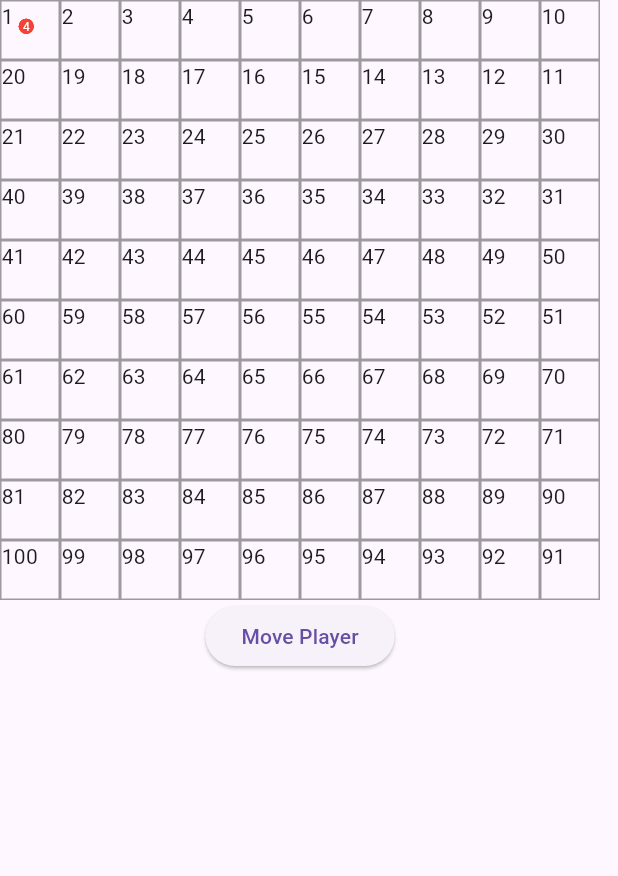
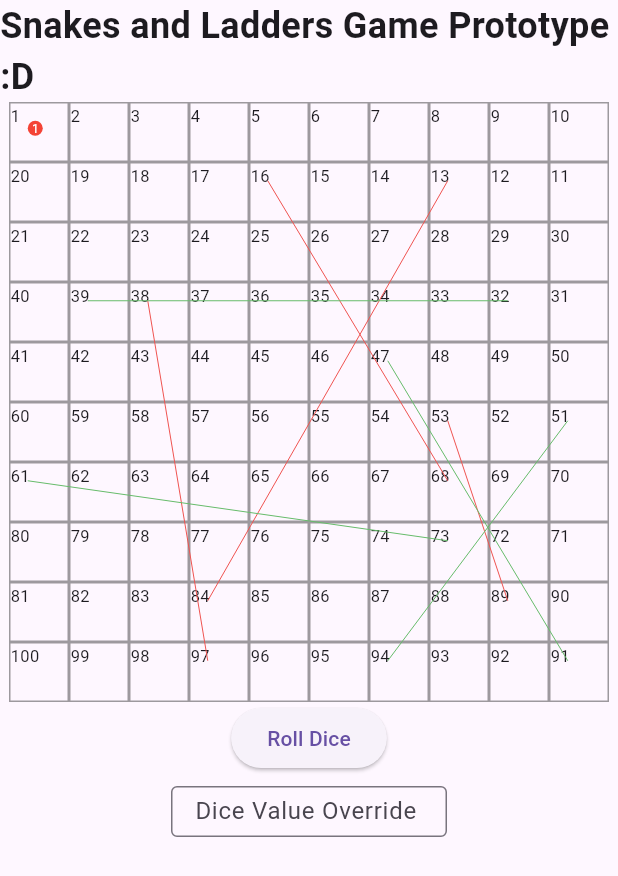
Before and after one commit to zan-os/snakes-and-ladders, a Flutter app: the screen it shows after launch, on a phone screen of 412 x 824 dp. Shown: the top 876 px of the screen. Run offline on Flutter 3.47's test engine with Material 3 defaults, Android fonts, the phone set to English and light mode, and no system bars.

Commit message:
feat: implement special tiles effects and management in game board

```diff
--- a/lib/game_board/board_widget.dart
+++ b/lib/game_board/board_widget.dart
@@ -5,9 +5,11 @@ import 'package:collection/collection.dart';
 import 'package:flutter/material.dart';
 import 'package:snakes_and_ladders/extension/global_key_extensions.dart';
 import 'package:snakes_and_ladders/game_board/model/board_model.dart';
+import 'package:snakes_and_ladders/helper/tile_effect_manager.dart';
 import 'package:snakes_and_ladders/helper/turn_manager.dart';
 import 'package:snakes_and_ladders/player_pieces/model/player_model.dart';
 import 'package:snakes_and_ladders/player_pieces/player_pieces.dart';
+import 'package:snakes_and_ladders/special_tiles/special_tiles_painter.dart';
 
 class GameBoardWidget extends StatefulWidget {
   const GameBoardWidget({super.key});
@@ -18,6 +20,9 @@ class GameBoardWidget extends StatefulWidget {
 
 class _GameBoardWidgetState extends State<GameBoardWidget> {
   late TurnManager turnManager;
+
+  final SpecialTilesManager specialTileManager = SpecialTilesManager();
+  final TextEditingController diceValueController = TextEditingController();
 
   final int crossAxisCount = 10;
   final int tileTotal = 100;
@@ -36,6 +41,14 @@ class _GameBoardWidgetState extends State<GameBoardWidget> {
 
     // Generate the board model after the first frame is rendered
     _generateBoardModel();
+
+    // Generate tile effects for the game board
+    specialTileManager.generateTileEffects(
+      boardSize: tileTotal,
+      snakeCount: 4,
+      ladderCount: 4,
+      minDistance: 5,
+    );
 
     // Trigger a rebuild to ensure the board model is ready
     setState(() {});
@@ -88,8 +101,19 @@ class _GameBoardWidgetState extends State<GameBoardWidget> {
 
   void _setTileRect() {
     boardTiles = boardTiles.mapIndexed((index, element) {
+      final row = index ~/ crossAxisCount;
+      final column = index % crossAxisCount;
+
+      // Determine the position of the tile
+      int pos = 0;
+      if (row % 2 == 0) {
+        pos = row * crossAxisCount + column;
+      } else {
+        pos = row * crossAxisCount + (crossAxisCount - column - 1);
+      }
+
       // Update the rectangle of each tile based on its GlobalKey
-      return element.copyWith(rect: tileKeys[index].getGlobalPaintBounds(15));
+      return element.copyWith(rect: tileKeys[pos].getGlobalPaintBounds(15));
     }).toList();
   }
 
@@ -97,7 +121,7 @@ class _GameBoardWidgetState extends State<GameBoardWidget> {
     // Initialize static players for the game temporarily for development
     // In a next development, this would be dynamic based on user input or game state
     players = List.generate(
-      4,
+      1,
       (index) => PlayerModel(
         playerName: (index + 1).toString(),
         playerId: index + 1,
@@ -112,12 +136,20 @@ class _GameBoardWidgetState extends State<GameBoardWidget> {
     turnManager = TurnManager(players: players);
   }
 
+  int diceValueOverride = 0;
+
   @override
   Widget build(BuildContext context) {
     return Stack(
       children: [
         Column(
           children: [
+            // Display prototype label
+            const Text(
+              'Snakes and Ladders Game Prototype :D',
+              style: TextStyle(fontSize: 24, fontWeight: FontWeight.bold),
+            ),
+
             // Display the game board as a grid
             SizedBox(
               height: 400,
@@ -138,7 +170,10 @@ class _GameBoardWidgetState extends State<GameBoardWidget> {
                     ),
                     child: Align(
                       alignment: Alignment.topLeft,
-                      child: Text((tile.pos + 1).toString()),
+                      child: Text(
+                        (tile.pos + 1).toString(),
+                        style: TextStyle(fontSize: 11),
+                      ),
                     ),
                   );
                 },
@@ -149,44 +184,106 @@ class _GameBoardWidgetState extends State<GameBoardWidget> {
             ElevatedButton(
               onPressed: () async {
                 // Check if the player is already moving
-                if (turnManager.isMoving) {
+                if (turnManager.isMoving ||
+                    turnManager.readyForNextMove == false) {
                   log('Player is already moving, please wait.');
                   return;
                 }
 
-                // Start the turn for the current player
+                // Check if the player is ready for the next move
                 turnManager.startMoving();
+                turnManager.setReadyForNextMove(false);
 
                 // Roll the dice and move the player
-                final dice = Random().nextInt(6) + 1;
-                log(
-                  'Dice rolled: $dice for ${turnManager.currentPlayer.playerName}',
-                );
+                final dice = (diceValueOverride == 0)
+                    ? Random().nextInt(6) + 1
+                    : diceValueOverride;
 
                 for (var i = 0; i < dice; i++) {
+                  // Check if the player is already at the last tile
+                  if (turnManager.currentPlayer.currentPosition >=
+                      tileTotal - 1) {
+                    log('Player is already at the last tile.');
+                    turnManager.stopMoving();
+                    turnManager.setReadyForNextMove(true);
+                    return;
+                  }
+
                   final nextPosition =
                       turnManager.currentPlayer.currentPosition + 1;
-                  log(
-                    'Moving player ${turnManager.currentPlayer.playerName} to tile $nextPosition',
-                  );
+
                   turnManager.updateCurrentPlayerPosition(
                     nextPosition,
-                    boardTiles
-                        .firstWhere((tile) => tile.pos == nextPosition)
-                        .rect,
+                    boardTiles[nextPosition].rect,
                   );
                   setState(() {});
-                  await Future.delayed(Duration(milliseconds: 500));
+                  await Future.delayed(Duration(milliseconds: 50));
                 }
+
+                final currentPos = turnManager.currentPlayer.currentPosition;
+                final effect = specialTileManager.getTileEffectForPosition(
+                  currentPos,
+                );
 
                 // Stop moving the player and proceed to the next turn
                 turnManager.stopMoving();
 
+                if (effect != null && turnManager.isMoving == false) {
+                  await Future.delayed(Duration(milliseconds: 100));
+                  log(
+                    'Triggered ${effect.type.name} from ${effect.from} to ${effect.to}',
+                  );
+
+                  turnManager.updateCurrentPlayerPosition(
+                    effect.to - 1, // Adjust for zero-based index
+                    boardTiles[effect.to - 1]
+                        .rect, // Adjust for zero-based index
+                  );
+                  setState(() {});
+                }
+
+                diceValueOverride = 0; // Reset the override value
+                diceValueController.clear(); // Clear the text field
+
+                // Move to the next turn
                 turnManager.nextTurn();
+                turnManager.setReadyForNextMove(true);
+
+                setState(() {});
               },
-              child: Text('Move Player'),
+              child: Text(
+                (diceValueOverride == 0) ? 'Roll Dice' : 'Move Player',
+              ),
+            ),
+            Container(
+              height: 50,
+              width: 200,
+              padding: const EdgeInsets.all(8.0),
+              child: TextField(
+                controller: diceValueController,
+                decoration: InputDecoration(
+                  border: OutlineInputBorder(),
+                  labelText: 'Dice Value Override',
+                ),
+                onChanged: (value) {
+                  diceValueOverride = int.tryParse(value) ?? 0;
+                  setState(() {});
+                },
+              ),
             ),
           ],
+        ),
+
+        // Display special tiles
+        ...specialTileManager.tileEffects.map(
+          (specialTiles) => CustomPaint(
+            size: Size(100, 100),
+            painter: SpecialTilesPainter(
+              start: boardTiles[specialTiles.from - 1].rect.center,
+              end: boardTiles[specialTiles.to - 1].rect.center,
+              tileType: specialTiles.type,
+            ),
+          ),
         ),
 
         // Display the player pieces on the board
--- /dev/null
+++ b/lib/game_board/model/tile_effect.dart
@@ -0,0 +1,18 @@
+enum TileEffectType { snake, ladder }
+
+class TileEffect {
+  final int from;
+  final int to;
+  final TileEffectType type;
+
+  TileEffect({required this.from, required this.to, required this.type});
+
+  @override
+  String toString() {
+    return 'TileEffect(from: $from, to: $to, type: $type)';
+  }
+
+  tojson() {
+    return {'from': from, 'to': to, 'type': type.toString().split('.').last};
+  }
+}
--- a/lib/helper/turn_manager.dart
+++ b/lib/helper/turn_manager.dart
@@ -20,6 +20,9 @@ class TurnManager {
   /// Returns true if a player is currently moving.
   bool get isMoving => _isMoving;
 
+  bool _readyForNextMove = true;
+  bool get readyForNextMove => _readyForNextMove;
+
   /// Advances the turn to the next player in the list.
   /// Wraps around to the first player after the last.
   void nextTurn() {
@@ -41,6 +44,10 @@ class TurnManager {
     _isMoving = false;
   }
 
+  void setReadyForNextMove(bool value) {
+    _readyForNextMove = value;
+  }
+
   /// Updates the current player's position and rectangle on the board.
   ///
   /// [newPosition] is the new board position.
--- a/lib/player_pieces/player_pieces.dart
+++ b/lib/player_pieces/player_pieces.dart
@@ -14,7 +14,8 @@ class PlayerPiecesWidget extends StatelessWidget {
   @override
   Widget build(BuildContext context) {
     return AnimatedPositioned(
-      duration: Duration(milliseconds: 200),
+      curve: Curves.easeInOut,
+      duration: Duration(milliseconds: 0),
       top: playerPosition.dy,
       left: playerPosition.dx,
       child: Container(
--- /dev/null
+++ b/lib/special_tiles/special_tiles_painter.dart
@@ -0,0 +1,34 @@
+// ignore_for_file: public_member_api_docs, sort_constructors_first
+import 'package:flutter/material.dart';
+
+import 'package:snakes_and_ladders/game_board/model/tile_effect.dart';
+
+class SpecialTilesPainter extends CustomPainter {
+  final Offset start;
+  final Offset end;
+  final TileEffectType tileType;
+
+  SpecialTilesPainter({
+    required this.start,
+    required this.end,
+    required this.tileType,
+  });
+
+  @override
+  void paint(Canvas canvas, Size size) {
+    var paint = Paint()
+      ..color = switch (tileType) {
+        TileEffectType.snake => Colors.red.shade400,
+
+        TileEffectType.ladder => Colors.green.shade400,
+      }
+      ..style = PaintingStyle.fill;
+    canvas.drawLine(start, end, paint);
+  }
+
+  @override
+  bool shouldRepaint(SpecialTilesPainter oldDelegate) => false;
+
+  @override
+  bool shouldRebuildSemantics(SpecialTilesPainter oldDelegate) => false;
+}
```
Also changed, not shown: lib/helper/tile_effect_manager.dart (added, +97 -0 lines).
